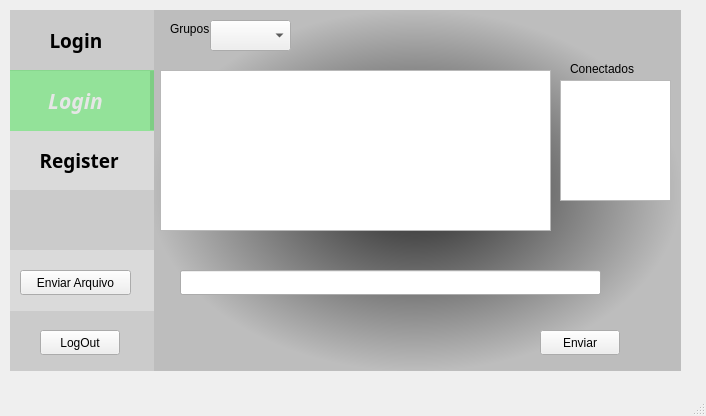
The window that Gui.ui (Edresson/Chat-RMI) describes before a commit, drawn with Qt 5.
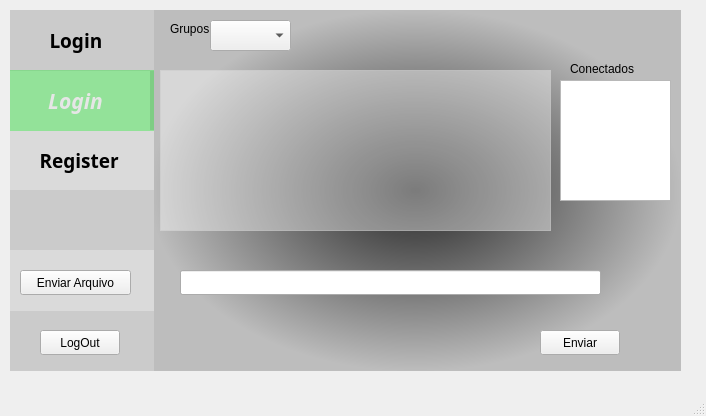
The same window after the commit. The open tabs and pages were chosen to show the change. Icons and pictures are not drawn.

Commit message: Ajuste Pasta

Patch:
```diff
--- a/Gui.ui
+++ b/Gui.ui
@@ -72,6 +72,9 @@
         <height>161</height>
        </rect>
       </property>
+      <property name="styleSheet">
+       <string notr="true">background-color: rgba(255, 255, 255, 100);</string>
+      </property>
      </widget>
      <widget class="QListWidget" name="listconectados">
       <property name="geometry">
@@ -375,6 +378,25 @@
        <string>Enviar Arquivo</string>
       </property>
      </widget>
+     <widget class="QLabel" name="label_14">
+      <property name="geometry">
+       <rect>
+        <x>150</x>
+        <y>70</y>
+        <width>391</width>
+        <height>161</height>
+       </rect>
+      </property>
+      <property name="toolTip">
+       <string>&lt;html&gt;&lt;head/&gt;&lt;body&gt;&lt;p&gt;&lt;img src=&quot;:/fundos/whats.png&quot;/&gt;&lt;/p&gt;&lt;/body&gt;&lt;/html&gt;</string>
+      </property>
+      <property name="styleSheet">
+       <string notr="true">background-image: url(:/fundos/whats.png);</string>
+      </property>
+      <property name="text">
+       <string/>
+      </property>
+     </widget>
      <zorder>label_11</zorder>
      <zorder>label_16</zorder>
      <zorder>label_20</zorder>
```
Left out of the diff: 9 changed lines with no effect on the pictures. The commit also changes 2 other files.
